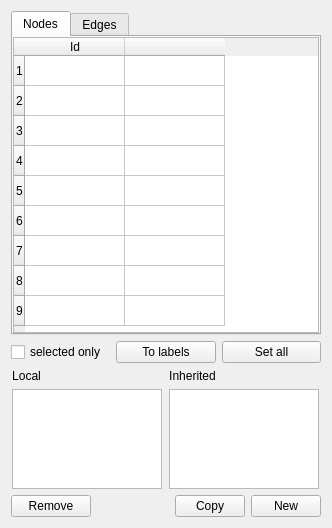
This is software/tulip/designer/PropertyDialog.ui in vadivelselvaraj/TulipGLImprovement as Qt 5 draws it before an edit. The edited form follows.
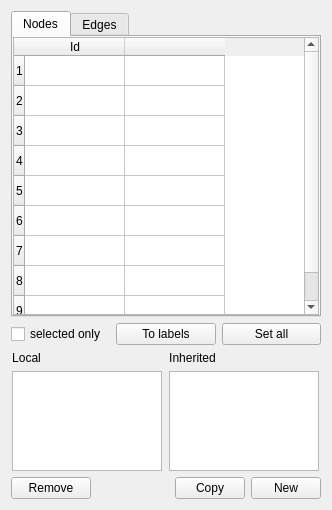
This is the edited form. Custom widgets are drawn as their Qt base class.

Commit message: allow tulip gui on 1024x768 screen

```diff
--- a/software/tulip/designer/PropertyDialog.ui
+++ b/software/tulip/designer/PropertyDialog.ui
@@ -6,7 +6,7 @@
     <x>0</x>
     <y>0</y>
     <width>332</width>
-    <height>528</height>
+    <height>510</height>
    </rect>
   </property>
   <property name="sizePolicy" >
```
The commit also changes 1 other file.
